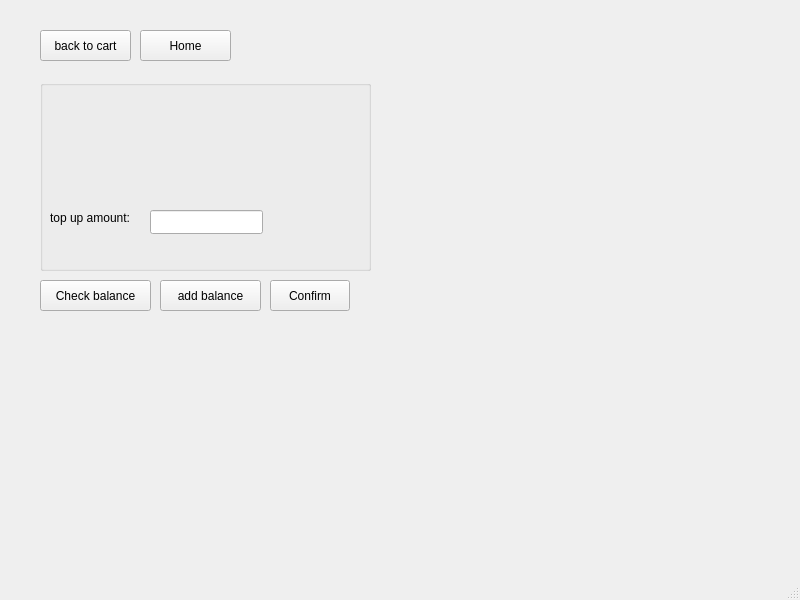
First picture: the form in FoodOrderingApp/payment.ui, repository xyang2316/OOP-project, before the edit.
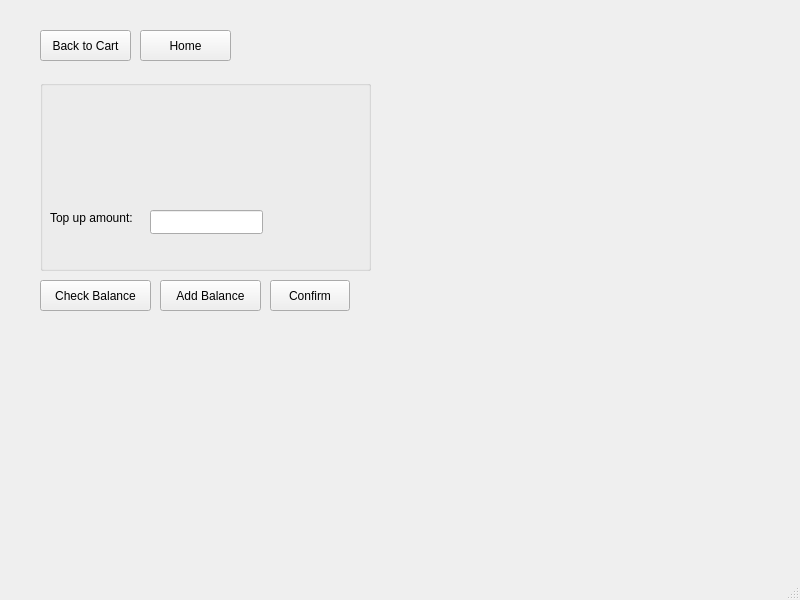
Second picture: the form after the edit.

The edit to the form file:
```diff
--- a/FoodOrderingApp/payment.ui
+++ b/FoodOrderingApp/payment.ui
@@ -37,7 +37,7 @@
      </rect>
     </property>
     <property name="text">
-     <string>add balance</string>
+     <string>Add Balance</string>
     </property>
    </widget>
    <widget class="QGroupBox" name="groupBox">
@@ -62,7 +62,7 @@
       </rect>
      </property>
      <property name="text">
-      <string>top up amount:</string>
+      <string>Top up amount:</string>
      </property>
     </widget>
     <widget class="QLineEdit" name="lineEdit_payAmount">
@@ -97,7 +97,7 @@
      </rect>
     </property>
     <property name="text">
-     <string>back to cart</string>
+     <string>Back to Cart</string>
     </property>
    </widget>
    <widget class="QPushButton" name="pushButton_checkBalance">
@@ -110,7 +110,7 @@
      </rect>
     </property>
     <property name="text">
-     <string>Check balance</string>
+     <string>Check Balance</string>
     </property>
    </widget>
    <widget class="QPushButton" name="pushButton_home">
```
Left out of the diff: 2 changed lines with no effect on the pictures.
